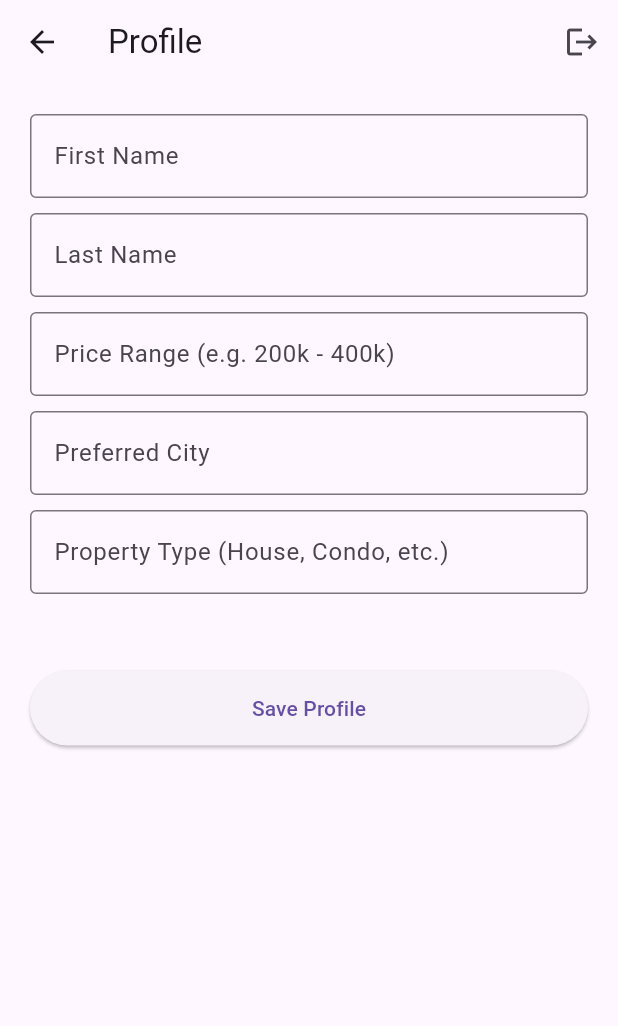
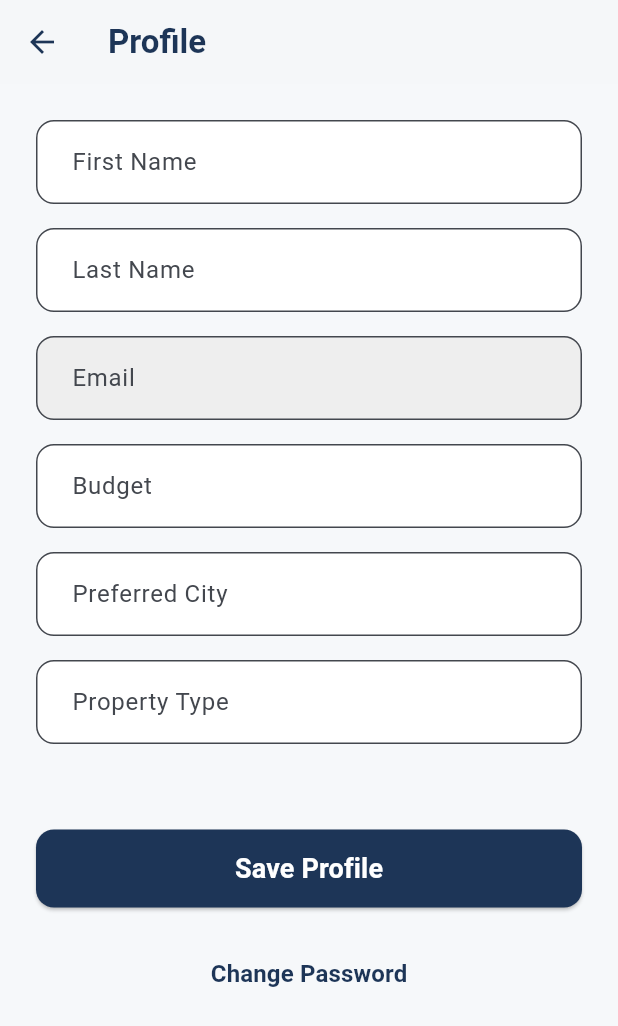
Before and after one commit to melkamu26/RealEstate-Marketplace-App, a Flutter app: the ProfileScreen screen opened directly, on a phone screen of 412 x 824 dp. Shown: the top 1026 px of the screen. Run offline on Flutter 3.47's test engine with Material 3 defaults, Android fonts, the phone set to English and light mode, and no system bars; our stand-ins replace cloud_firestore, firebase_auth, firebase_core; accounts and stored records are empty; network calls fail.

Commit message:
Added full authentication improvements: Forgot Password, Change Password, polished Login UI, and updated Profile screen

```diff
--- a/lib/screens/auth/profile_screen.dart
+++ b/lib/screens/auth/profile_screen.dart
@@ -4,6 +4,7 @@ import 'package:firebase_auth/firebase_auth.dart';
 import '../../widgets/custom_textfield.dart';
 import '../../widgets/custom_button.dart';
 import '../../services/auth_service.dart';
+import 'change_password_screen.dart';
 
 class ProfileScreen extends StatefulWidget {
   const ProfileScreen({super.key});
@@ -15,30 +16,36 @@ class ProfileScreen extends StatefulWidget {
 class _ProfileScreenState extends State<ProfileScreen> {
   final firstName = TextEditingController();
   final lastName = TextEditingController();
+  final email = TextEditingController();
   final priceRange = TextEditingController();
   final preferredCity = TextEditingController();
   final propertyType = TextEditingController();
 
   final auth = AuthService();
   final user = FirebaseAuth.instance.currentUser;
+
   bool isLoading = false;
   String errorText = "";
 
   @override
   void initState() {
     super.initState();
-    _loadUserProfile();
+    _loadProfile();
   }
 
-  Future<void> _loadUserProfile() async {
+  Future<void> _loadProfile() async {
     if (user == null) return;
 
-    final doc = await FirebaseFirestore.instance.collection("users").doc(user!.uid).get();
+    final doc = await FirebaseFirestore.instance
+        .collection("users")
+        .doc(user!.uid)
+        .get();
 
     if (doc.exists) {
       setState(() {
         firstName.text = doc["firstName"] ?? "";
         lastName.text = doc["lastName"] ?? "";
+        email.text = doc["email"] ?? user!.email!;
         priceRange.text = doc["priceRange"] ?? "";
         preferredCity.text = doc["preferredCity"] ?? "";
         propertyType.text = doc["propertyType"] ?? "";
@@ -55,7 +62,10 @@ class _ProfileScreenState extends State<ProfileScreen> {
     });
 
     try {
-      await FirebaseFirestore.instance.collection("users").doc(user!.uid).update({
+      await FirebaseFirestore.instance
+          .collection("users")
+          .doc(user!.uid)
+          .update({
         "firstName": firstName.text.trim(),
         "lastName": lastName.text.trim(),
         "priceRange": priceRange.text.trim(),
@@ -64,6 +74,7 @@ class _ProfileScreenState extends State<ProfileScreen> {
       });
 
       if (!mounted) return;
+
       setState(() => isLoading = false);
 
       ScaffoldMessenger.of(context).showSnackBar(
@@ -82,36 +93,47 @@ class _ProfileScreenState extends State<ProfileScreen> {
   Widget build(BuildContext context) {
     return Scaffold(
       appBar: AppBar(
-        title: const Text("Profile"),
-        actions: [
-          IconButton(
-            icon: const Icon(Icons.logout),
-            onPressed: () async {
-              await auth.logout();
-              if (!mounted) return;
-              Navigator.pop(context);
-            },
-          )
-        ],
+        backgroundColor: Colors.white,
+        elevation: 1,
+        iconTheme: const IconThemeData(color: Color(0xFF1D3557)),
+        title: const Text(
+          "Profile",
+          style: TextStyle(
+            color: Color(0xFF1D3557),
+            fontWeight: FontWeight.bold,
+          ),
+        ),
       ),
+
       body: SingleChildScrollView(
-        padding: const EdgeInsets.all(20),
+        padding: const EdgeInsets.all(24),
         child: Column(
           children: [
             CustomTextField(controller: firstName, hint: "First Name"),
-            const SizedBox(height: 10),
+            const SizedBox(height: 16),
 
             CustomTextField(controller: lastName, hint: "Last Name"),
-            const SizedBox(height: 10),
+            const SizedBox(height: 16),
 
-            CustomTextField(controller: priceRange, hint: "Price Range (e.g. 200k - 400k)"),
-            const SizedBox(height: 10),
+            TextField(
+              controller: email,
+              readOnly: true,
+              decoration: InputDecoration(
+                hintText: "Email",
+                filled: true,
+                fillColor: Colors.grey.shade200,
+              ),
+            ),
+            const SizedBox(height: 16),
+
+            CustomTextField(controller: priceRange, hint: "Budget"),
+            const SizedBox(height: 16),
 
             CustomTextField(controller: preferredCity, hint: "Preferred City"),
-            const SizedBox(height: 10),
+            const SizedBox(height: 16),
 
-            CustomTextField(controller: propertyType, hint: "Property Type (House, Condo, etc.)"),
-            const SizedBox(height: 10),
+            CustomTextField(controller: propertyType, hint: "Property Type"),
+            const SizedBox(height: 16),
 
             Text(errorText, style: const TextStyle(color: Colors.red)),
             const SizedBox(height: 20),
@@ -120,6 +142,27 @@ class _ProfileScreenState extends State<ProfileScreen> {
               text: isLoading ? "Saving..." : "Save Profile",
               onTap: isLoading ? null : _saveProfile,
             ),
+
+            const SizedBox(height: 20),
+
+            TextButton(
+              onPressed: () {
+                Navigator.push(
+                  context,
+                  MaterialPageRoute(
+                    builder: (_) => const ChangePasswordScreen(),
+                  ),
+                );
+              },
+              child: const Text(
+                "Change Password",
+                style: TextStyle(
+                  color: Color(0xFF1D3557),
+                  fontSize: 16,
+                  fontWeight: FontWeight.w600,
+                ),
+              ),
+            ),
           ],
         ),
       ),
--- a/lib/widgets/custom_button.dart
+++ b/lib/widgets/custom_button.dart
@@ -2,18 +2,22 @@ import 'package:flutter/material.dart';
 
 class CustomButton extends StatelessWidget {
   final String text;
-  final VoidCallback onTap;
+  final VoidCallback? onTap;
 
-  const CustomButton({super.key, required this.text, required this.onTap});
+  const CustomButton({
+    super.key,
+    required this.text,
+    this.onTap,
+  });
 
   @override
   Widget build(BuildContext context) {
     return ElevatedButton(
       onPressed: onTap,
-      style: ElevatedButton.styleFrom(
-        minimumSize: const Size(double.infinity, 50),
+      child: Text(
+        text,
+        style: const TextStyle(fontSize: 18, fontWeight: FontWeight.w600),
       ),
-      child: Text(text),
     );
   }
 }
--- a/lib/widgets/custom_textfield.dart
+++ b/lib/widgets/custom_textfield.dart
@@ -18,7 +18,6 @@ class CustomTextField extends StatelessWidget {
       controller: controller,
       obscureText: obscure,
       decoration: InputDecoration(
-        border: OutlineInputBorder(),
         hintText: hint,
       ),
     );
```
Also changed, not shown: lib/main.dart (+33 -0 lines), lib/screens/auth/change_password_screen.dart (added, +115 -0 lines), lib/screens/auth/forgot_password_screen.dart (added, +94 -0 lines), lib/screens/auth/login_screen.dart (+59 -18 lines), lib/screens/auth/signup_screen.dart (+50 -31 lines), lib/services/auth_service.dart (+12 -20 lines), lib/widgets/bottom_nav_scaffold.dart (+7 -0 lines), firebase.json (added), pubspec.lock, 7 other files.
